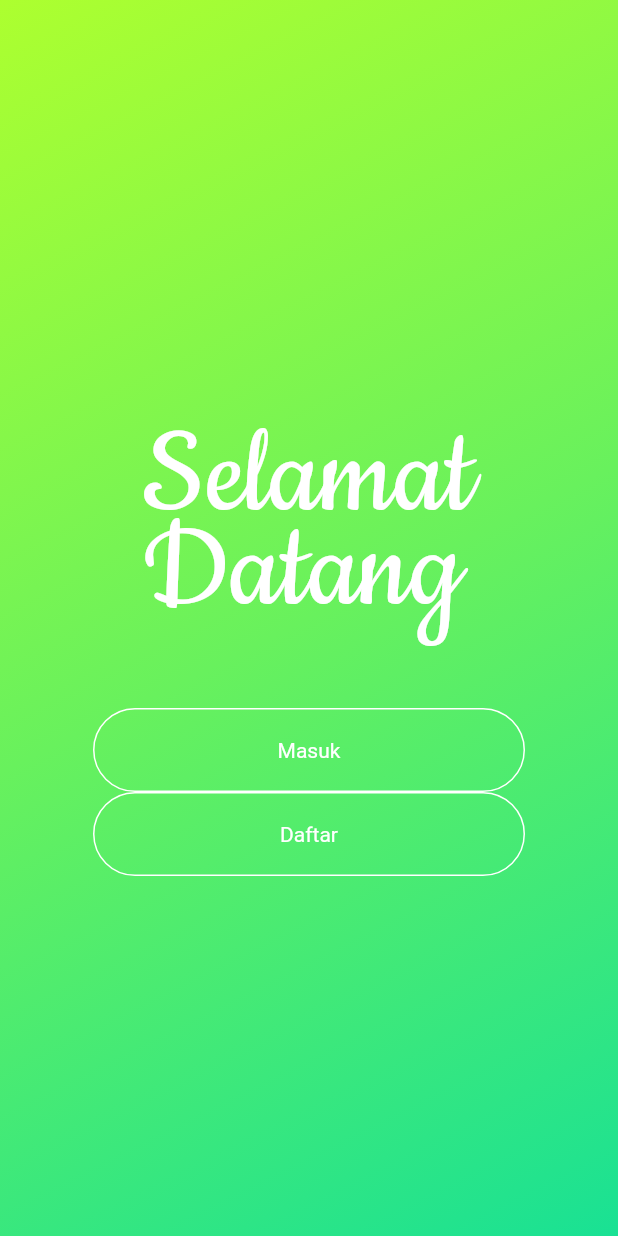
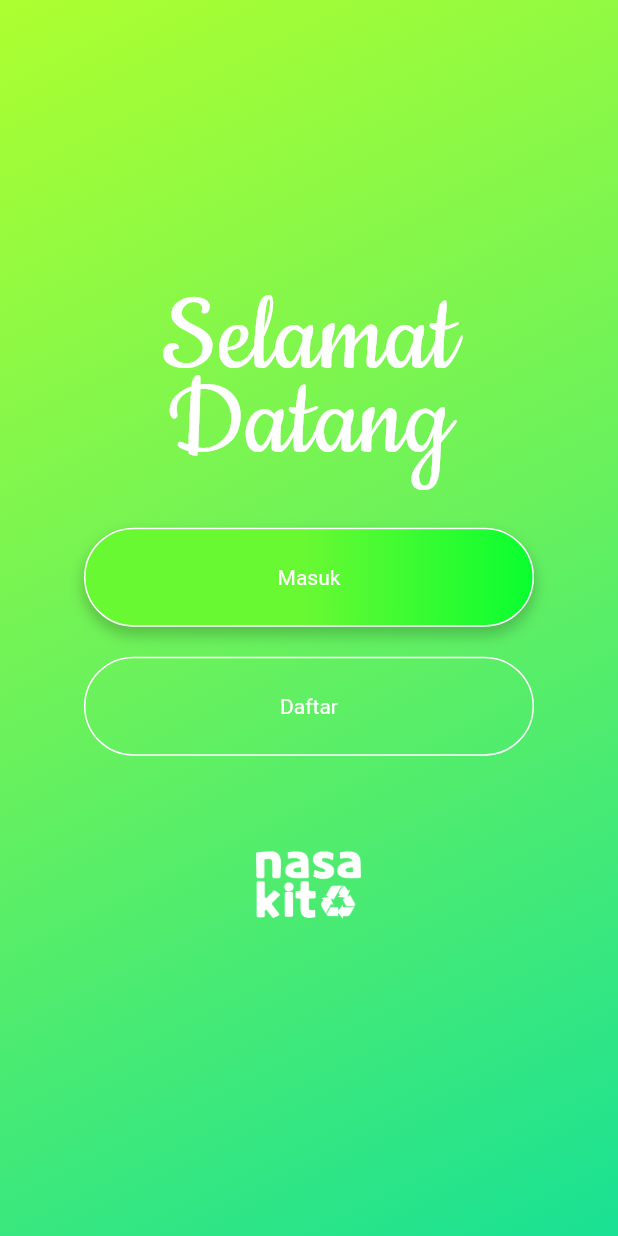
Before and after one commit to AjiRamdaniARM/project-nasa_kita, a Flutter app: the screen it shows after launch, on a phone screen of 412 x 824 dp. Run offline on Flutter 3.47's test engine with Material 2 defaults, Android fonts, the light colour scheme and no system bars; Roboto replaces fonts that are missing (Cookie).

Commit message:
first commit

```diff
--- a/lib/component/Mobile/WelcomeMobile.dart
+++ b/lib/component/Mobile/WelcomeMobile.dart
@@ -2,6 +2,7 @@
 
 import 'package:flutter/material.dart';
 import 'package:nasa_kita/component/desktop/Welcome.dart';
+import 'package:nasa_kita/component/desktop/masuk.dart';
 import 'package:nasa_kita/component/home_nasa.dart';
 import 'package:nasa_kita/responsive.dart';
 
@@ -24,21 +25,26 @@ class _WelcomeMobileState extends State<WelcomeMobile> {
   Widget build(BuildContext context) {
 
     return
+
         Center(
-        heightFactor: 3,
+        heightFactor:1.9,
         child:
 
         Column(
+            mainAxisAlignment: MainAxisAlignment.spaceEvenly,
+
       children: [
                     FittedBox(
                       child: Container(
-                        padding: EdgeInsets.all(2),
-                        width: 226,
+                   alignment: Alignment.center,
+
+                      margin: EdgeInsets.only(left: 10, right: 10,),
+                        width: 256,
                         child: Text('Selamat Datang',
-                        textAlign: TextAlign.left,
+                        textAlign: TextAlign.center,
                         style: TextStyle(
                           fontFamily: 'Cookie',
-                          fontSize: 90,
+                          fontSize: 80,
                           color: Colors.white,
                           fontWeight: FontWeight.normal,
                           height: 0.7,),),
@@ -46,20 +52,36 @@ class _WelcomeMobileState extends State<WelcomeMobile> {
                     ),
                     // widget text
                     Container(
-                      padding: EdgeInsets.only(top: 50),
+                      padding: EdgeInsets.only(top: 25),
                       child: Stack(children: [
 
                         Column(
+                           mainAxisAlignment: MainAxisAlignment.spaceEvenly,
+
                           children: [
 
                             // button masuk
   InkWell(
-          onTap:null,
+          onTap:() => {
+            Navigator.push(context, MaterialPageRoute(builder: (context)=> Masuk()))
+          },
 
           child: Container(
-             width: 288,
-        height: 56,
+               margin: EdgeInsets.all(10),
+             width: 300,
+        height: 66,
         decoration: BoxDecoration(
+           boxShadow:[
+               BoxShadow(
+                  color: Color.fromARGB(255, 0, 0, 0).withOpacity(0.2 ), //color of shadow
+                  spreadRadius: 1, //spread radius
+                  blurRadius: 7, // blur radius
+                  offset: Offset(0, 5), // changes position of shadow
+                  //first paramerter of offset is left-right
+                  //second parameter is top to down
+               ),
+               //you can set more BoxShadow() here
+              ],
           borderRadius : BorderRadius.only(
             topLeft: Radius.circular(42),
             topRight: Radius.circular(42),
@@ -70,6 +92,12 @@ class _WelcomeMobileState extends State<WelcomeMobile> {
           color: Colors.white,
           width: 1,
         ),
+     gradient : LinearGradient(
+          begin: Alignment(1.093485951423645,0.015419178642332554),
+          end: Alignment(-0.015419179573655128,0.041343219578266144),
+          colors: [Color.fromRGBO(0, 255, 47, 1),Color.fromRGBO(104, 249, 51, 1)]
+        ),
+
         ),
 
             child: Center(
@@ -80,12 +108,15 @@ class _WelcomeMobileState extends State<WelcomeMobile> {
 
         // button daftar
          InkWell(
-          onTap:null,
+          onTap: () => {
+            Navigator.push(context, MaterialPageRoute(builder: (context)=> Masuk()))
+          },
 
           child: Container(
+            margin: EdgeInsets.all(10),
 
-             width: 288,
-        height: 56,
+             width: 300,
+        height: 66,
         decoration: BoxDecoration(
           borderRadius : BorderRadius.only(
             topLeft: Radius.circular(42),
@@ -105,6 +136,12 @@ class _WelcomeMobileState extends State<WelcomeMobile> {
           )
         ),
 
+        Container(
+          margin: EdgeInsets.all(30),
+          width: 86,
+          child: Image.asset("assets/image/nasa_kita.png"),
+        )
+
                           ],
                         )
 
--- a/lib/component/desktop/Welcome.dart
+++ b/lib/component/desktop/Welcome.dart
@@ -44,10 +44,113 @@ late Animation<double> _animation;
           SingleChildScrollView(
               child: SafeArea(
             child: Responsive(
-              tablet: Column(
-                children: [
-           Text("sdsd")
-                ],
+              tablet: Container(
+                margin: EdgeInsets.all(200),
+              child:
+                  Row(mainAxisAlignment: MainAxisAlignment.spaceEvenly,children: [
+
+                    FittedBox(
+            child: Container(
+
+               width:450,
+              child: Text('Selamat Datang', textAlign: TextAlign.center,
+                        style: TextStyle(
+                          fontFamily: 'Cookie',
+                          fontSize: 130,
+                          color: Colors.white,
+                          fontWeight: FontWeight.normal,
+                          height: 0.7,)),
+            ),
+           ),
+ Column(
+                           mainAxisAlignment: MainAxisAlignment.spaceEvenly,
+
+                          children: [
+
+                            // button masuk
+  InkWell(
+          onTap:null,
+
+          child: Container(
+               margin: EdgeInsets.all(10),
+             width: 300,
+        height: 66,
+        decoration: BoxDecoration(
+           boxShadow:[
+               BoxShadow(
+                  color: Color.fromARGB(255, 0, 0, 0).withOpacity(0.2 ), //color of shadow
+                  spreadRadius: 1, //spread radius
+                  blurRadius: 7, // blur radius
+                  offset: Offset(0, 5), // changes position of shadow
+                  //first paramerter of offset is left-right
+                  //second parameter is top to down
+               ),
+               //you can set more BoxShadow() here
+              ],
+          borderRadius : BorderRadius.only(
+            topLeft: Radius.circular(42),
+            topRight: Radius.circular(42),
+            bottomLeft: Radius.circular(42),
+            bottomRight: Radius.circular(42),
+          ),
+            border : Border.all(
+          color: Colors.white,
+          width: 1,
+        ),
+     gradient : LinearGradient(
+          begin: Alignment(1.093485951423645,0.015419178642332554),
+          end: Alignment(-0.015419179573655128,0.041343219578266144),
+          colors: [Color.fromRGBO(0, 255, 47, 1),Color.fromRGBO(104, 249, 51, 1)]
+        ),
+
+        ),
+
+            child: Center(
+              child: Text('Masuk', style: TextStyle(color:  Colors.white ),),
+            ),
+          )
+        ),
+
+        // button daftar
+         InkWell(
+          onTap:null,
+
+          child: Container(
+            margin: EdgeInsets.all(10),
+
+             width: 300,
+        height: 66,
+        decoration: BoxDecoration(
+          borderRadius : BorderRadius.only(
+            topLeft: Radius.circular(42),
+            topRight: Radius.circular(42),
+            bottomLeft: Radius.circular(42),
+            bottomRight: Radius.circular(42),
+          ),
+            border : Border.all(
+          color: Colors.white,
+          width: 1,
+        ),
+        ),
+
+            child: Center(
+              child: Text('Daftar', style: TextStyle(color:  Colors.white ),),
+            ),
+          )
+        ),
+
+        Container(
+          margin: EdgeInsets.all(30),
+          width: 86,
+          child: Image.asset("assets/image/nasa_kita.png"),
+        )
+
+                          ],
+                        )
+        ,])
+
+
+
               ),
               mobile: WelcomeMobile(),
             ),
```
Also changed, not shown: lib/component/Mobile/MasukMobile.dart (added, +33 -0 lines), lib/component/desktop/masuk.dart (added, +34 -0 lines).
